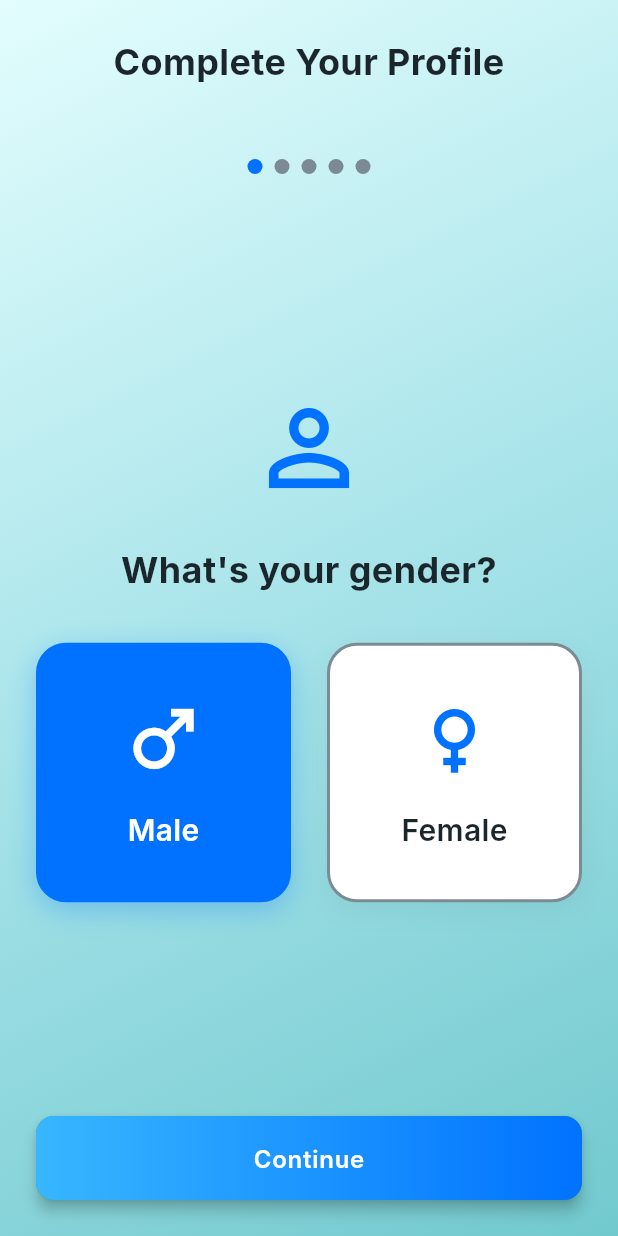
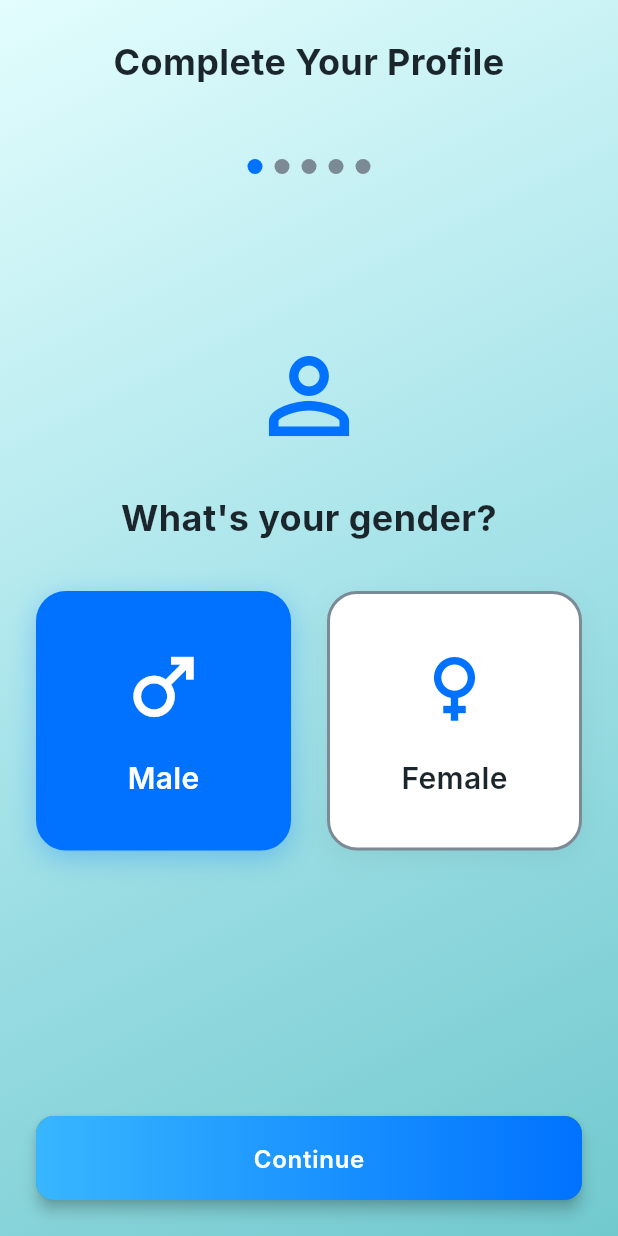
Before and after one commit to Abul-Basar-Alba/health_nest, a Flutter app: the ProfileSetupScreen screen opened directly with empty values, on a phone screen of 412 x 824 dp. Run offline on Flutter 3.47's test engine with Material 3 defaults, Android fonts, the light colour scheme and no system bars; drawn by our look-alikes of smooth_page_indicator; our stand-ins replace animate_do, cloud_firestore, firebase_auth, firebase_core, firebase_messaging, firebase_storage and 14 more; accounts and stored records are empty; Roboto replaces fonts that are missing (Inter).

Commit message:
Fix profile setup screen overflow issues - Add SingleChildScrollView to prevent bottom overflow in gender, age, weight, height, and activity pages

```diff
--- a/lib/src/screens/auth/profile_setup_screen.dart
+++ b/lib/src/screens/auth/profile_setup_screen.dart
@@ -1,9 +1,10 @@
 // lib/src/screens/auth/profile_setup_screen.dart
 
+import 'package:animate_do/animate_do.dart';
 import 'package:flutter/material.dart';
-import 'package:animate_do/animate_do.dart';
+import 'package:flutter_spinkit/flutter_spinkit.dart';
 import 'package:smooth_page_indicator/smooth_page_indicator.dart';
-import 'package:flutter_spinkit/flutter_spinkit.dart';
+
 import '../../config/auth_colors.dart';
 import '../../services/enhanced_auth_service.dart';
 
@@ -251,11 +252,12 @@ class _ProfileSetupScreenState extends State<ProfileSetupScreen> {
 
   Widget _buildGenderPage() {
     return FadeInUp(
-      child: Padding(
+      child: SingleChildScrollView(
         padding: const EdgeInsets.all(AuthConstants.largePadding),
         child: Column(
-          mainAxisAlignment: MainAxisAlignment.center,
+          mainAxisAlignment: MainAxisAlignment.start,
           children: [
+            const SizedBox(height: 60),
             const Icon(
               Icons.person_outline,
               size: 80,
@@ -279,6 +281,7 @@ class _ProfileSetupScreenState extends State<ProfileSetupScreen> {
                 ),
               ],
             ),
+            const SizedBox(height: 100),
           ],
         ),
       ),
@@ -331,11 +334,12 @@ class _ProfileSetupScreenState extends State<ProfileSetupScreen> {
 
   Widget _buildAgePage() {
     return FadeInUp(
-      child: Padding(
+      child: SingleChildScrollView(
         padding: const EdgeInsets.all(AuthConstants.largePadding),
         child: Column(
-          mainAxisAlignment: MainAxisAlignment.center,
+          mainAxisAlignment: MainAxisAlignment.start,
           children: [
+            const SizedBox(height: 60),
             const Icon(
               Icons.cake_outlined,
               size: 80,
@@ -389,6 +393,7 @@ class _ProfileSetupScreenState extends State<ProfileSetupScreen> {
                 ],
               ),
             ),
+            const SizedBox(height: 100),
           ],
         ),
       ),
@@ -397,11 +402,12 @@ class _ProfileSetupScreenState extends State<ProfileSetupScreen> {
 
   Widget _buildWeightPage() {
     return FadeInUp(
-      child: Padding(
+      child: SingleChildScrollView(
         padding: const EdgeInsets.all(AuthConstants.largePadding),
         child: Column(
-          mainAxisAlignment: MainAxisAlignment.center,
+          mainAxisAlignment: MainAxisAlignment.start,
           children: [
+            const SizedBox(height: 60),
             const Icon(
               Icons.monitor_weight_outlined,
               size: 80,
@@ -465,6 +471,7 @@ class _ProfileSetupScreenState extends State<ProfileSetupScreen> {
                 ],
               ),
             ),
+            const SizedBox(height: 100),
           ],
         ),
       ),
@@ -473,11 +480,12 @@ class _ProfileSetupScreenState extends State<ProfileSetupScreen> {
 
   Widget _buildHeightPage() {
     return FadeInUp(
-      child: Padding(
+      child: SingleChildScrollView(
         padding: const EdgeInsets.all(AuthConstants.largePadding),
         child: Column(
-          mainAxisAlignment: MainAxisAlignment.center,
+          mainAxisAlignment: MainAxisAlignment.start,
           children: [
+            const SizedBox(height: 60),
             const Icon(
               Icons.height_outlined,
               size: 80,
@@ -541,6 +549,7 @@ class _ProfileSetupScreenState extends State<ProfileSetupScreen> {
                 ],
               ),
             ),
+            const SizedBox(height: 100),
           ],
         ),
       ),
@@ -552,8 +561,9 @@ class _ProfileSetupScreenState extends State<ProfileSetupScreen> {
       child: SingleChildScrollView(
         padding: const EdgeInsets.all(AuthConstants.largePadding),
         child: Column(
-          mainAxisAlignment: MainAxisAlignment.center,
+          mainAxisAlignment: MainAxisAlignment.start,
           children: [
+            const SizedBox(height: 20),
             const Icon(
               Icons.directions_run,
               size: 60,
@@ -579,6 +589,7 @@ class _ProfileSetupScreenState extends State<ProfileSetupScreen> {
                 child: _buildActivityCard(level),
               );
             }),
+            const SizedBox(height: 100),
           ],
         ),
       ),
@@ -905,7 +916,12 @@ class _ProfileSetupScreenState extends State<ProfileSetupScreen> {
   Widget _buildNavigationButtons() {
     return FadeInUp(
       child: Padding(
-        padding: const EdgeInsets.all(AuthConstants.largePadding),
+        padding: const EdgeInsets.fromLTRB(
+          AuthConstants.largePadding,
+          AuthConstants.mediumPadding,
+          AuthConstants.largePadding,
+          AuthConstants.largePadding,
+        ),
         child: SizedBox(
           width: double.infinity,
           height: 56,
```
